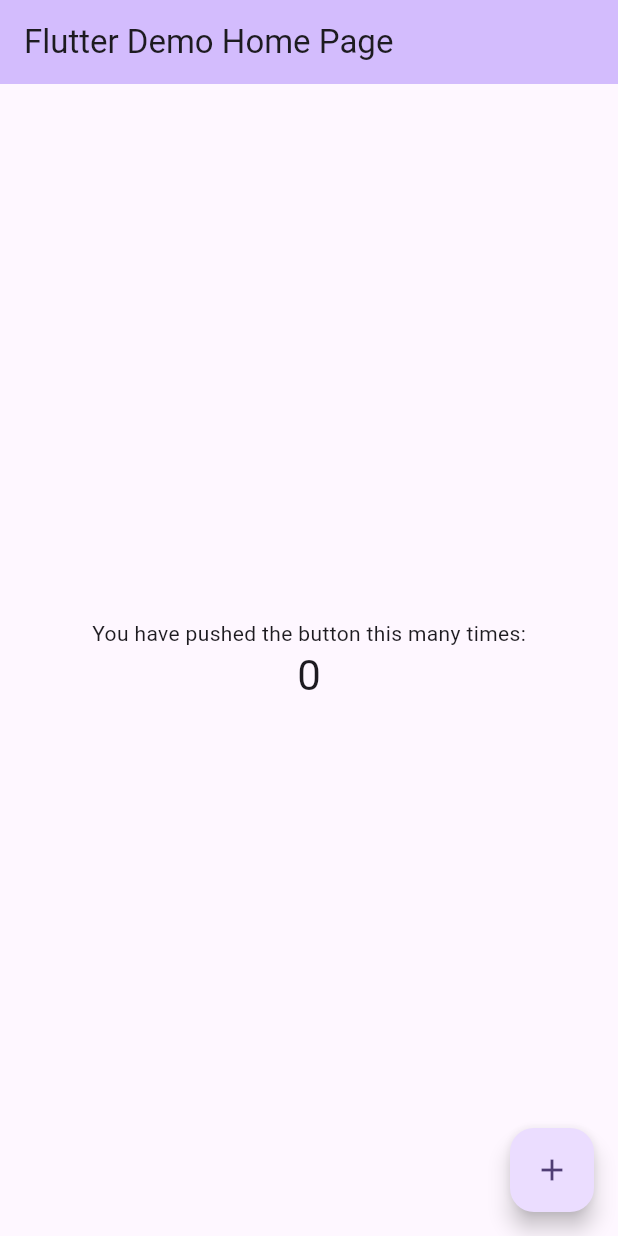
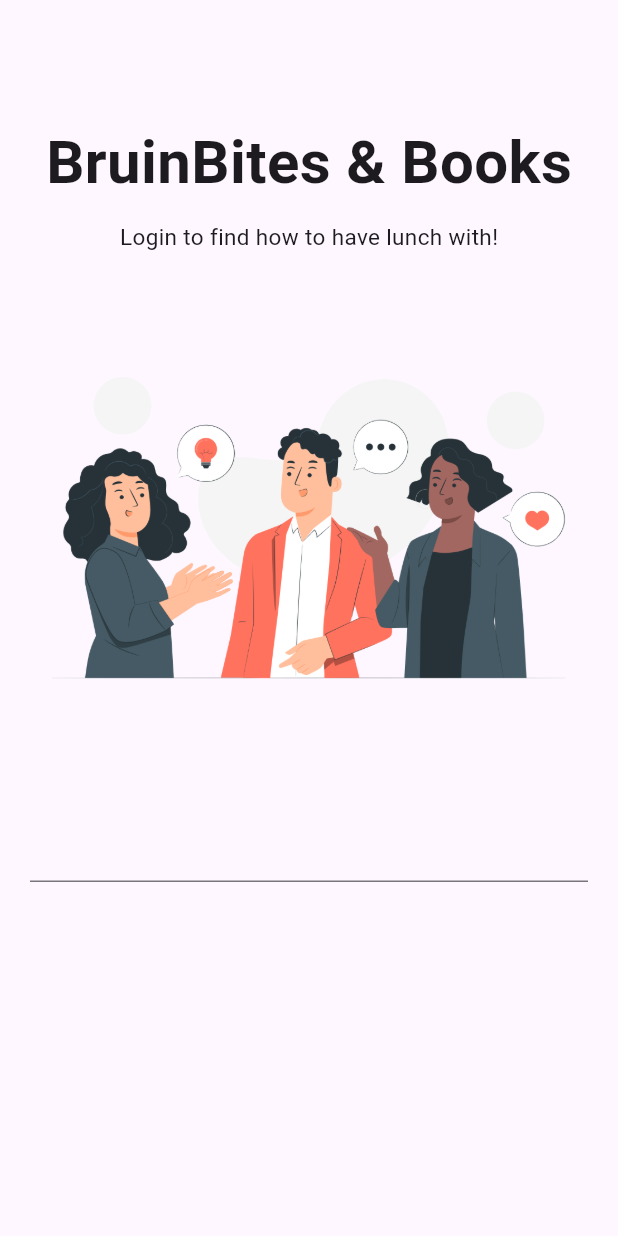
Before and after one commit to JennMena/hoth, a Flutter app: the screen it shows after launch, on a phone screen of 412 x 824 dp. Run offline on Flutter 3.47's test engine with Material 3 defaults, Android fonts, the phone set to English and light mode, and no system bars; our stand-ins replace firebase_core, shared_preferences; accounts and stored records are empty.

Commit message:
Added Login

```diff
--- /dev/null
+++ b/lib/helper/helper_function.dart
@@ -0,0 +1,18 @@
+import 'package:shared_preferences/shared_preferences.dart';
+
+class HelperFunctions {
+
+  static String userLoggedInKey = "LOGGEDINKEY";
+  static String userNameKey = "USERNAMEKEY";
+  static String userEmailKey = "USEREMAILKEY";
+
+  //saving data to SF
+
+  //getting data from SF
+  static Future<bool?> getUserLogggedInStatus() async{
+    SharedPreferences sf = await SharedPreferences.getInstance();
+    return sf.getBool(userLoggedInKey);
+  }
+
+
+}
--- a/lib/main.dart
+++ b/lib/main.dart
@@ -1,125 +1,58 @@
 import 'package:flutter/material.dart';
+import 'package:firebase_core/firebase_core.dart';
+import 'package:flutter/foundation.dart';
+import 'package:hothapp/helper/helper_function.dart';
+import 'package:hothapp/pages/home_page.dart';
+import 'package:hothapp/pages/login_page.dart';
+import 'package:hothapp/shared/constants.dart';
 
-void main() {
+void main() async{
+  WidgetsFlutterBinding.ensureInitialized();
+  if (kIsWeb)
+  {
+    await Firebase.initializeApp(
+      options: FirebaseOptions(apiKey: Constants.apiKey,
+    appId: Constants.appId, messagingSenderId: Constants.messagingSenderId, projectId: Constants.projectId)
+    );
+  }
+  else
+  {
+      await Firebase.initializeApp();
+  }
   runApp(const MyApp());
 }
 
-class MyApp extends StatelessWidget {
-  const MyApp({super.key});
+class MyApp extends StatefulWidget {
+  const MyApp ({Key? key}) : super(key:key);
 
-  // This widget is the root of your application.
   @override
-  Widget build(BuildContext context) {
-    return MaterialApp(
-      title: 'Flutter Demo',
-      theme: ThemeData(
-        // This is the theme of your application.
-        //
-        // TRY THIS: Try running your application with "flutter run". You'll see
-        // the application has a purple toolbar. Then, without quitting the app,
-        // try changing the seedColor in the colorScheme below to Colors.green
-        // and then invoke "hot reload" (save your changes or press the "hot
-        // reload" button in a Flutter-supported IDE, or press "r" if you used
-        // the command line to start the app).
-        //
-        // Notice that the counter didn't reset back to zero; the application
-        // state is not lost during the reload. To reset the state, use hot
-        // restart instead.
-        //
-        // This works for code too, not just values: Most code changes can be
-        // tested with just a hot reload.
-        colorScheme: ColorScheme.fromSeed(seedColor: Colors.deepPurple),
-        useMaterial3: true,
-      ),
-      home: const MyHomePage(title: 'Flutter Demo Home Page'),
-    );
-  }
+  State<MyApp> createState() => _MyAppState();
+
 }
 
-class MyHomePage extends StatefulWidget {
-  const MyHomePage({super.key, required this.title});
-
-  // This widget is the home page of your application. It is stateful, meaning
-  // that it has a State object (defined below) that contains fields that affect
-  // how it looks.
-
-  // This class is the configuration for the state. It holds the values (in this
-  // case the title) provided by the parent (in this case the App widget) and
-  // used by the build method of the State. Fields in a Widget subclass are
-  // always marked "final".
-
-  final String title;
+class _MyAppState extends State<MyApp>
+{
+  bool _isSignedIn = false;
 
   @override
-  State<MyHomePage> createState() => _MyHomePageState();
-}
+  void initState(){
+    super.initState();
+    getUserLogggedInStatus();
+  }
 
-class _MyHomePageState extends State<MyHomePage> {
-  int _counter = 0;
-
-  void _incrementCounter() {
-    setState(() {
-      // This call to setState tells the Flutter framework that something has
-      // changed in this State, which causes it to rerun the build method below
-      // so that the display can reflect the updated values. If we changed
-      // _counter without calling setState(), then the build method would not be
-      // called again, and so nothing would appear to happen.
-      _counter++;
+  getUserLogggedInStatus() async {
+    await HelperFunctions.getUserLogggedInStatus().then((value) {
+      if (value != null) {
+        _isSignedIn = value;
+      }
     });
   }
 
   @override
-  Widget build(BuildContext context) {
-    // This method is rerun every time setState is called, for instance as done
-    // by the _incrementCounter method above.
-    //
-    // The Flutter framework has been optimized to make rerunning build methods
-    // fast, so that you can just rebuild anything that needs updating rather
-    // than having to individually change instances of widgets.
-    return Scaffold(
-      appBar: AppBar(
-        // TRY THIS: Try changing the color here to a specific color (to
-        // Colors.amber, perhaps?) and trigger a hot reload to see the AppBar
-        // change color while the other colors stay the same.
-        backgroundColor: Theme.of(context).colorScheme.inversePrimary,
-        // Here we take the value from the MyHomePage object that was created by
-        // the App.build method, and use it to set our appbar title.
-        title: Text(widget.title),
-      ),
-      body: Center(
-        // Center is a layout widget. It takes a single child and positions it
-        // in the middle of the parent.
-        child: Column(
-          // Column is also a layout widget. It takes a list of children and
-          // arranges them vertically. By default, it sizes itself to fit its
-          // children horizontally, and tries to be as tall as its parent.
-          //
-          // Column has various properties to control how it sizes itself and
-          // how it positions its children. Here we use mainAxisAlignment to
-          // center the children vertically; the main axis here is the vertical
-          // axis because Columns are vertical (the cross axis would be
-          // horizontal).
-          //
-          // TRY THIS: Invoke "debug painting" (choose the "Toggle Debug Paint"
-          // action in the IDE, or press "p" in the console), to see the
-          // wireframe for each widget.
-          mainAxisAlignment: MainAxisAlignment.center,
-          children: <Widget>[
-            const Text(
-              'You have pushed the button this many times:',
-            ),
-            Text(
-              '$_counter',
-              style: Theme.of(context).textTheme.headlineMedium,
-            ),
-          ],
-        ),
-      ),
-      floatingActionButton: FloatingActionButton(
-        onPressed: _incrementCounter,
-        tooltip: 'Increment',
-        child: const Icon(Icons.add),
-      ), // This trailing comma makes auto-formatting nicer for build methods.
-    );
+  Widget build(BuildContext context){
+  return MaterialApp(
+    debugShowCheckedModeBanner: false,
+    home: _isSignedIn ? const HomePage() : const LoginPage(),
+  );
   }
 }
--- /dev/null
+++ b/lib/pages/home_page.dart
@@ -0,0 +1,19 @@
+import 'package:flutter/material.dart';
+
+class HomePage extends StatefulWidget {
+  const HomePage({Key? key}) : super (key:key);
+
+  @override
+  State<HomePage> createState() => _HomePageState();
+}
+
+class _HomePageState extends State<HomePage>{
+  @override
+
+  Widget build(BuildContext context)
+  {
+      return Scaffold(
+        body: Center(child: Text("HomePage")),
+      );
+  }
+}
--- /dev/null
+++ b/lib/pages/login_page.dart
@@ -0,0 +1,40 @@
+import 'package:flutter/material.dart';
+
+class LoginPage extends StatefulWidget{
+  const LoginPage({Key? key}) : super(key: key);
+  @override
+  State<LoginPage> createState() => _LoginPageState();
+}
+
+class _LoginPageState extends State<LoginPage> {
+  final formKey = GlobalKey<FormState>();
+  @override
+  Widget build(BuildContext context)
+  {
+    return Scaffold(
+      body: SingleChildScrollView(
+        child: Padding(
+          padding: const EdgeInsets.symmetric(horizontal: 20, vertical: 80),
+          child: Form(
+            key: formKey,
+            child: Column(
+              mainAxisAlignment: MainAxisAlignment.center,
+              crossAxisAlignment: CrossAxisAlignment.center,
+              children: <Widget>[
+                const Text("BruinBites & Books",
+                style: TextStyle(fontSize: 40, fontWeight: FontWeight.bold)),
+                const SizedBox(height: 10,),
+                const Text("Login to find how to have lunch with!",
+                style: TextStyle(fontSize: 15, fontWeight: FontWeight.w400),),
+                Image.asset("assets/login.png"),
+                TextFormField(
+
+                ),
+                ],
+            ),
+            ),
+        ),
+      ),
+    );
+  }
+}
--- /dev/null
+++ b/lib/shared/constants.dart
@@ -0,0 +1,6 @@
+class Constants{
+  static String appId = "1:217080474109:web:ab6809a00f59824212d194";
+  static String apiKey = "AIzaSyAKanBcRZNJg6C_IoO3ABO_q7iCudLFm_Q";
+  static String messagingSenderId = "217080474109";
+  static String projectId = "hoth-hackathon-app";
+}
```
Also changed, not shown: pubspec.yaml (+10 -15 lines), assets/login.png (added), assets/register.png (added), pubspec.lock, 4 other files.
